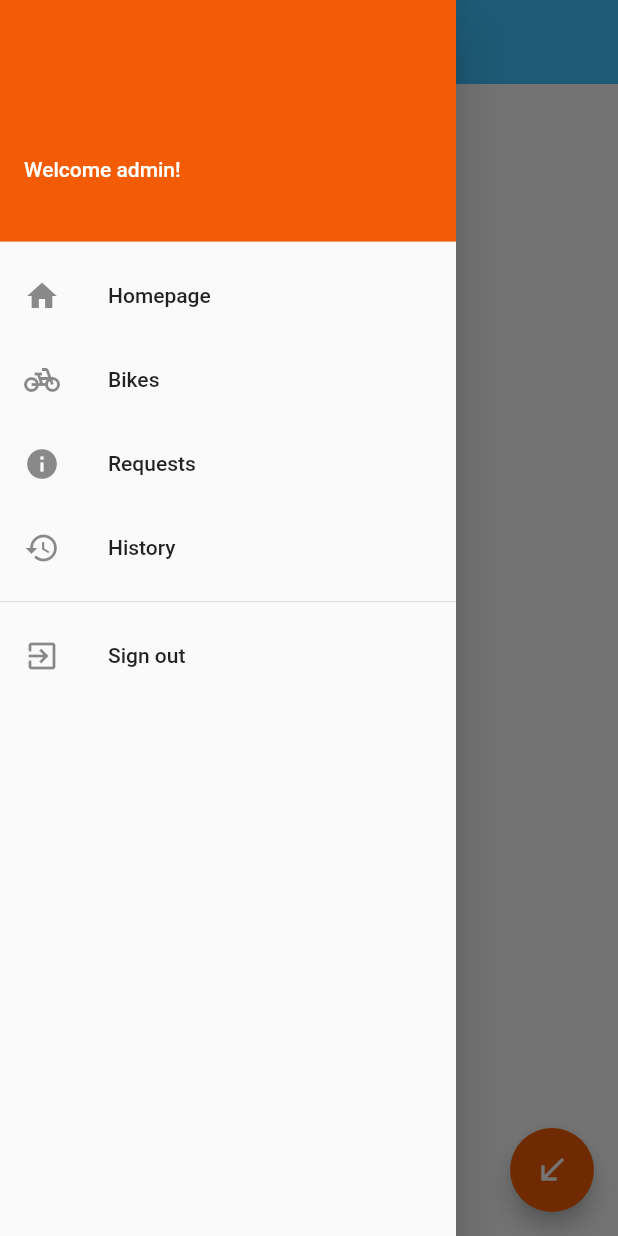
After one commit to Kelebike/KelebikeApp, a Flutter app: the AdminScreen screen opened directly, with the side drawer open, on a phone screen of 412 x 824 dp. The commit adds this screen. Run offline on Flutter 3.47's test engine with Material 2 defaults, Android fonts, the phone set to English and light mode, and no system bars; our stand-ins replace cloud_firestore, firebase_auth, firebase_core; accounts and stored records are empty; network calls fail.

Commit message:
admin_panel added
berkaybaygut@gmail.com setted as admin

```diff
--- /dev/null
+++ b/src/kelebike/lib/screens/admin_screen.dart
@@ -0,0 +1,111 @@
+import 'package:firebase_auth/firebase_auth.dart';
+import 'package:kelebike/screens/bikepage.dart';
+import 'package:kelebike/screens/login_screen.dart';
+import 'package:kelebike/screens/history_screen.dart';
+import 'package:flutter/material.dart';
+import 'package:flutter/services.dart';
+import 'package:kelebike/screens/take_bike_page.dart';
+import 'package:kelebike/service/auth.dart';
+import 'package:kelebike/service/bike_service.dart';
+import 'package:kelebike/utilities/constants.dart';
+
+class AdminScreen extends StatefulWidget {
+  @override
+  _AdminScreenState createState() => _AdminScreenState();
+}
+
+class _AdminScreenState extends State<AdminScreen> {
+  AuthService _authService = AuthService();
+  bool _rememberMe = false;
+
+  @override
+  Widget build(BuildContext context) {
+    User? _user = FirebaseAuth.instance.currentUser;
+    BikeService _bikeService = BikeService();
+
+    return Scaffold(
+      appBar: AppBar(
+        backgroundColor: Colors.lightBlueAccent,
+        elevation: 0,
+        title: Text("Admin Panel"),
+        centerTitle: true,
+      ),
+      floatingActionButton: FloatingActionButton(
+        backgroundColor: Color.fromARGB(255, 243, 92, 4),
+        onPressed: () async {
+          if (await _bikeService.findWithMail(_user!.email.toString()) == 1) {
+            showDialog(
+                context: context,
+                builder: (_) => AlertDialog(
+                      title: Text('Error'),
+                      content: Text('You already have a request.'),
+                    ));
+          } else {
+            Navigator.push(context,
+                MaterialPageRoute(builder: (context) => TakeBikePage()));
+          }
+        },
+        child: Icon(Icons.call_received),
+      ),
+      drawer: Drawer(
+        child: ListView(
+          padding: EdgeInsets.zero,
+          children: <Widget>[
+            UserAccountsDrawerHeader(
+              accountName: Text("Welcome admin!"),
+              accountEmail: Text(_user!.email.toString()),
+              decoration: BoxDecoration(
+                  color: Color.fromARGB(255, 243, 92, 4).withOpacity(1.0)),
+            ),
+            ListTile(
+              title: Text('Homepage'),
+              leading: Icon(Icons.home),
+              onTap: () {
+                Navigator.pop(context);
+              },
+            ),
+            ListTile(
+              title: Text('Bikes'),
+              leading: Icon(Icons.pedal_bike),
+              onTap: () {
+                Navigator.pop(context);
+                Navigator.push(context,
+                    MaterialPageRoute(builder: (context) => BikePage()));
+              },
+            ),
+            ListTile(
+              title: Text('Requests'),
+              leading: Icon(Icons.info),
+              onTap: () {
+                Navigator.pop(context);
+              },
+            ),
+            ListTile(
+              title: Text('History'),
+              onTap: () {
+                Navigator.pop(context);
+                Navigator.push(context,
+                    MaterialPageRoute(builder: (context) => HistoryScreen()));
+              },
+              leading: Icon(Icons.history),
+            ),
+            Divider(),
+            ListTile(
+              title: Text('Sign out'),
+              onTap: () {
+                _authService.signOut();
+                Navigator.pop(context);
+                Navigator.pop(context);
+                Navigator.push(context,
+                    MaterialPageRoute(builder: (context) => LoginScreen()));
+                _user = null;
+              },
+              leading: Icon(Icons.exit_to_app),
+            ),
+          ],
+        ),
+      ),
+      // body: BikePage(), TO DO!!
+    );
+  }
+}
```
Also changed, not shown: src/kelebike/lib/main.dart (+8 -3 lines), src/kelebike/lib/screens/login_screen.dart (+8 -2 lines), src/kelebike/lib/screens/user_screen.dart (added, +96 -0 lines), src/kelebike/lib/screens/admin_bikes_screen.dart (added), src/kelebike/lib/screens/admin_history_screen.dart (added), src/kelebike/lib/screens/admin_requests_screen.dart (added).
